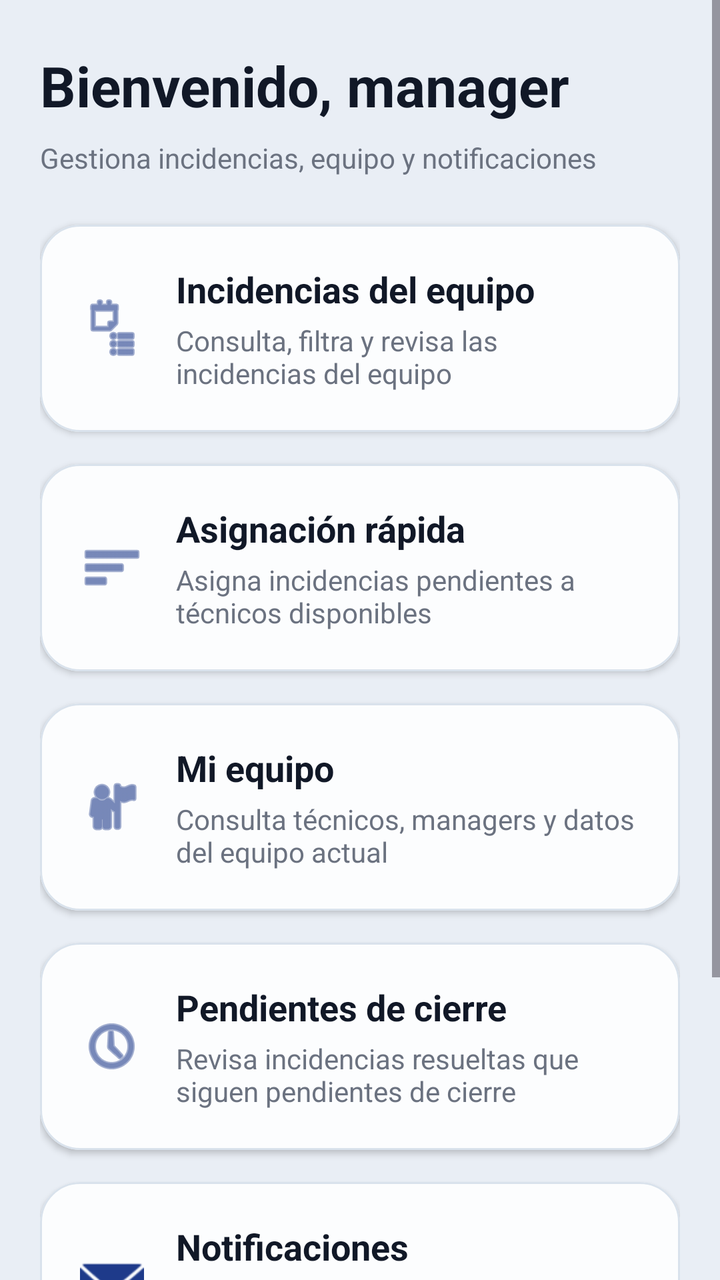
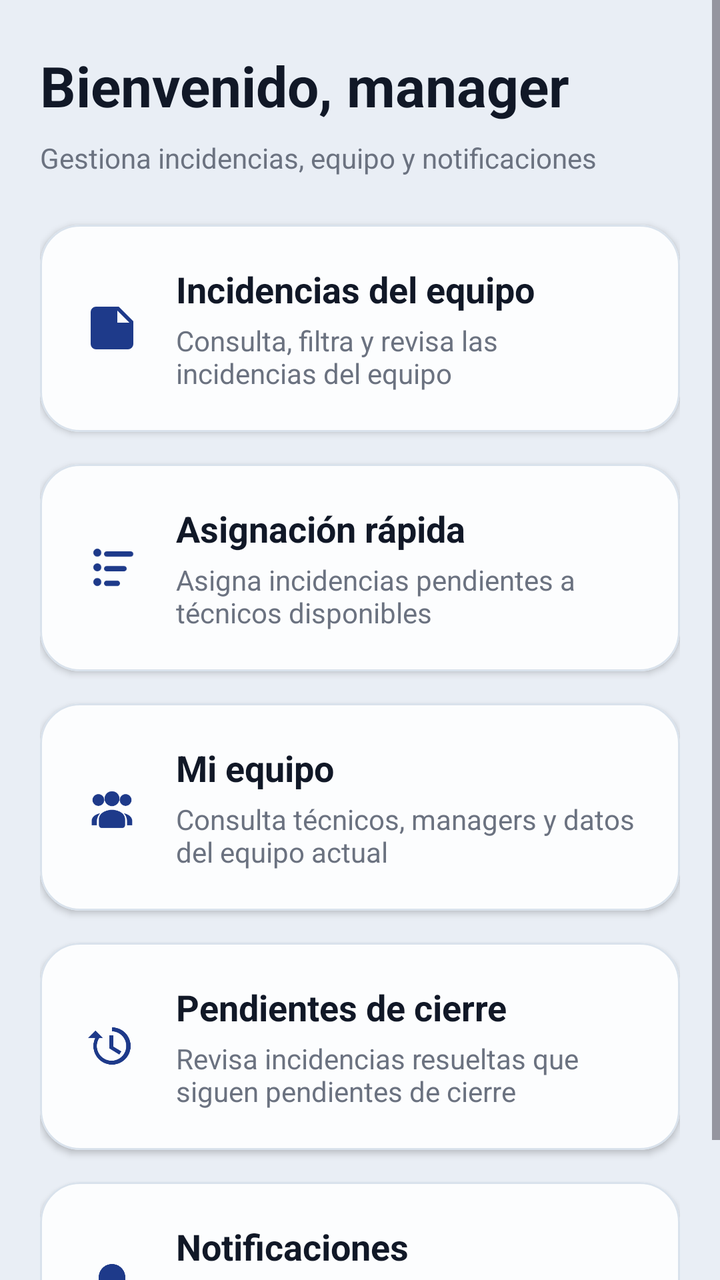

Screens rendered from an Android XML layout before and after an edit, with the pre-edit source and the edit as a unified diff.
<!-- AndroidManifest.xml: application theme Theme.Tfgincidenciasfront -->
<!-- res/layout/fragment_manager_home.xml -->
<?xml version="1.0" encoding="utf-8"?>
<ScrollView xmlns:android="http://schemas.android.com/apk/res/android"
    xmlns:app="http://schemas.android.com/apk/res-auto"
    android:layout_width="match_parent"
    android:layout_height="match_parent"
    android:fillViewport="true"
    android:background="@color/background">

    <LinearLayout
        android:layout_width="match_parent"
        android:layout_height="wrap_content"
        android:orientation="vertical"
        android:paddingStart="@dimen/padding_screen_horizontal"
        android:paddingTop="@dimen/padding_section"
        android:paddingEnd="@dimen/padding_screen_horizontal"
        android:paddingBottom="@dimen/padding_section">

        <TextView
            android:id="@+id/tvWelcome"
            style="@style/TextScreenTitle"
            android:layout_width="wrap_content"
            android:layout_height="wrap_content"
            android:text="Bienvenido, manager" />

        <TextView
            android:id="@+id/tvSubtitle"
            style="@style/TextSecondary"
            android:layout_width="wrap_content"
            android:layout_height="wrap_content"
            android:layout_marginTop="@dimen/spacing_sm"
            android:lineSpacingExtra="2dp"
            android:text="Gestiona incidencias, equipo y notificaciones" />

        <com.google.android.material.card.MaterialCardView
            android:id="@+id/cardTeamIncidents"
            style="@style/AppCard"
            android:layout_width="match_parent"
            android:layout_height="wrap_content"
            android:layout_marginTop="@dimen/spacing_xxl"
            android:clickable="true"
            android:focusable="true"
            android:stateListAnimator="@animator/card_press_state_animator"
            app:rippleColor="@color/card_ripple">

            <LinearLayout
                android:layout_width="match_parent"
                android:layout_height="wrap_content"
                android:gravity="center_vertical"
                android:minHeight="92dp"
                android:orientation="horizontal"
                android:padding="@dimen/card_padding_lg">

                <ImageView
                    android:layout_width="@dimen/icon_size_xl"
                    android:layout_height="@dimen/icon_size_xl"
                    android:contentDescription="@null"
                    android:src="@android:drawable/ic_menu_agenda"
                    android:tint="@color/primary" />

                <LinearLayout
                    android:layout_width="0dp"
                    android:layout_height="wrap_content"
                    android:layout_marginStart="@dimen/spacing_lg"
                    android:layout_weight="1"
                    android:orientation="vertical">

                    <TextView
                        style="@style/TextTitle"
                        android:layout_width="wrap_content"
                        android:layout_height="wrap_content"
                        android:text="Incidencias del equipo" />

                    <TextView
                        style="@style/TextSecondary"
                        android:layout_width="wrap_content"
                        android:layout_height="wrap_content"
                        android:layout_marginTop="@dimen/spacing_xs"
                        android:text="Consulta, filtra y revisa las incidencias del equipo" />
                </LinearLayout>

                <TextView
                    android:id="@+id/tvTeamIncidentsCount"
                    style="@style/BadgeText"
                    android:layout_width="wrap_content"
                    android:layout_height="wrap_content"
                    android:background="@drawable/bg_home_counter"
                    android:minWidth="@dimen/badge_size"
                    android:paddingStart="@dimen/chip_padding_horizontal"
                    android:paddingTop="@dimen/chip_padding_vertical"
                    android:paddingEnd="@dimen/chip_padding_horizontal"
                    android:paddingBottom="@dimen/chip_padding_vertical"
                    android:text="0"
                    android:visibility="gone" />
            </LinearLayout>
        </com.google.android.material.card.MaterialCardView>

        <com.google.android.material.card.MaterialCardView
            android:id="@+id/cardAssignmentBoard"
            style="@style/AppCard"
            android:layout_width="match_parent"
            android:layout_height="wrap_content"
            android:layout_marginTop="@dimen/spacing_lg"
            android:clickable="true"
            android:focusable="true"
            android:stateListAnimator="@animator/card_press_state_animator"
            app:rippleColor="@color/card_ripple">

            <LinearLayout
                android:layout_width="match_parent"
                android:layout_height="wrap_content"
                android:gravity="center_vertical"
                android:minHeight="92dp"
                android:orientation="horizontal"
                android:padding="@dimen/card_padding_lg">

                <ImageView
                    android:layout_width="@dimen/icon_size_xl"
                    android:layout_height="@dimen/icon_size_xl"
                    android:contentDescription="@null"
                    android:src="@android:drawable/ic_menu_sort_by_size"
                    android:tint="@color/primary" />

                <LinearLayout
                    android:layout_width="0dp"
                    android:layout_height="wrap_content"
                    android:layout_marginStart="@dimen/spacing_lg"
                    android:layout_weight="1"
                    android:orientation="vertical">

                    <TextView
                        style="@style/TextTitle"
                        android:layout_width="wrap_content"
                        android:layout_height="wrap_content"
                        android:text="Asignación rápida" />

                    <TextView
                        style="@style/TextSecondary"
                        android:layout_width="wrap_content"
                        android:layout_height="wrap_content"
                        android:layout_marginTop="@dimen/spacing_xs"
                        android:text="Asigna incidencias pendientes a técnicos disponibles" />
                </LinearLayout>

                <TextView
                    android:id="@+id/tvUnassignedCount"
                    style="@style/BadgeText"
                    android:layout_width="wrap_content"
                    android:layout_height="wrap_content"
                    android:background="@drawable/bg_home_counter"
                    android:minWidth="@dimen/badge_size"
                    android:paddingStart="@dimen/chip_padding_horizontal"
                    android:paddingTop="@dimen/chip_padding_vertical"
                    android:paddingEnd="@dimen/chip_padding_horizontal"
                    android:paddingBottom="@dimen/chip_padding_vertical"
                    android:text="0"
                    android:visibility="gone" />
            </LinearLayout>
        </com.google.android.material.card.MaterialCardView>

        <com.google.android.material.card.MaterialCardView
            android:id="@+id/cardTeamMembers"
            style="@style/AppCard"
            android:layout_width="match_parent"
            android:layout_height="wrap_content"
            android:layout_marginTop="@dimen/spacing_lg"
            android:clickable="true"
            android:focusable="true"
            android:stateListAnimator="@animator/card_press_state_animator"
            app:rippleColor="@color/card_ripple">

            <LinearLayout
                android:layout_width="match_parent"
                android:layout_height="wrap_content"
                android:gravity="center_vertical"
                android:minHeight="92dp"
                android:orientation="horizontal"
                android:padding="@dimen/card_padding_lg">

                <ImageView
                    android:layout_width="@dimen/icon_size_xl"
                    android:layout_height="@dimen/icon_size_xl"
                    android:contentDescription="@null"
                    android:src="@android:drawable/ic_menu_myplaces"
                    android:tint="@color/primary" />

                <LinearLayout
                    android:layout_width="0dp"
                    android:layout_height="wrap_content"
                    android:layout_marginStart="@dimen/spacing_lg"
                    android:layout_weight="1"
                    android:orientation="vertical">

                    <TextView
                        style="@style/TextTitle"
                        android:layout_width="wrap_content"
                        android:layout_height="wrap_content"
                        android:text="Mi equipo" />

                    <TextView
                        style="@style/TextSecondary"
                        android:layout_width="wrap_content"
                        android:layout_height="wrap_content"
                        android:layout_marginTop="@dimen/spacing_xs"
                        android:text="Consulta técnicos, managers y datos del equipo actual" />
                </LinearLayout>
            </LinearLayout>
        </com.google.android.material.card.MaterialCardView>

        <com.google.android.material.card.MaterialCardView
            android:id="@+id/cardPendingClosure"
            style="@style/AppCard"
            android:layout_width="match_parent"
            android:layout_height="wrap_content"
            android:layout_marginTop="@dimen/spacing_lg"
            android:clickable="true"
            android:focusable="true"
            android:stateListAnimator="@animator/card_press_state_animator"
            app:rippleColor="@color/card_ripple">

            <LinearLayout
                android:layout_width="match_parent"
                android:layout_height="wrap_content"
                android:gravity="center_vertical"
                android:minHeight="92dp"
                android:orientation="horizontal"
                android:padding="@dimen/card_padding_lg">

                <ImageView
                    android:layout_width="@dimen/icon_size_xl"
                    android:layout_height="@dimen/icon_size_xl"
                    android:contentDescription="@null"
                    android:src="@android:drawable/ic_menu_recent_history"
                    android:tint="@color/primary" />

                <LinearLayout
                    android:layout_width="0dp"
                    android:layout_height="wrap_content"
                    android:layout_marginStart="@dimen/spacing_lg"
                    android:layout_weight="1"
                    android:orientation="vertical">

                    <TextView
                        style="@style/TextTitle"
                        android:layout_width="wrap_content"
                        android:layout_height="wrap_content"
                        android:text="Pendientes de cierre" />

                    <TextView
                        style="@style/TextSecondary"
                        android:layout_width="wrap_content"
                        android:layout_height="wrap_content"
                        android:layout_marginTop="@dimen/spacing_xs"
                        android:text="Revisa incidencias resueltas que siguen pendientes de cierre" />
                </LinearLayout>

                <TextView
                    android:id="@+id/tvPendingClosureCount"
                    style="@style/BadgeText"
                    android:layout_width="wrap_content"
                    android:layout_height="wrap_content"
                    android:background="@drawable/bg_home_counter"
                    android:minWidth="@dimen/badge_size"
                    android:paddingStart="@dimen/chip_padding_horizontal"
                    android:paddingTop="@dimen/chip_padding_vertical"
                    android:paddingEnd="@dimen/chip_padding_horizontal"
                    android:paddingBottom="@dimen/chip_padding_vertical"
                    android:text="0"
                    android:visibility="gone" />
            </LinearLayout>
        </com.google.android.material.card.MaterialCardView>

        <com.google.android.material.card.MaterialCardView
            android:id="@+id/cardNotifications"
            style="@style/AppCard"
            android:layout_width="match_parent"
            android:layout_height="wrap_content"
            android:layout_marginTop="@dimen/spacing_lg"
            android:clickable="true"
            android:focusable="true"
            android:stateListAnimator="@animator/card_press_state_animator"
            app:rippleColor="@color/card_ripple">

            <LinearLayout
                android:layout_width="match_parent"
                android:layout_height="wrap_content"
                android:gravity="center_vertical"
                android:minHeight="92dp"
                android:orientation="horizontal"
                android:padding="@dimen/card_padding_lg">

                <ImageView
                    android:layout_width="@dimen/icon_size_xl"
                    android:layout_height="@dimen/icon_size_xl"
                    android:contentDescription="@null"
                    android:src="@android:drawable/ic_dialog_email"
                    android:tint="@color/primary" />

                <LinearLayout
                    android:layout_width="0dp"
                    android:layout_height="wrap_content"
                    android:layout_marginStart="@dimen/spacing_lg"
                    android:layout_weight="1"
                    android:orientation="vertical">

                    <TextView
                        style="@style/TextTitle"
                        android:layout_width="wrap_content"
                        android:layout_height="wrap_content"
                        android:text="Notificaciones" />

                    <TextView
                        style="@style/TextSecondary"
                        android:layout_width="wrap_content"
                        android:layout_height="wrap_content"
                        android:layout_marginTop="@dimen/spacing_xs"
                        android:text="Consulta incidencias creadas, mensajes y cambios recientes" />
                </LinearLayout>

                <TextView
                    android:id="@+id/tvNotificationsCount"
                    style="@style/BadgeText"
                    android:layout_width="wrap_content"
                    android:layout_height="wrap_content"
                    android:background="@drawable/bg_home_counter"
                    android:minWidth="@dimen/badge_size"
                    android:paddingStart="@dimen/chip_padding_horizontal"
                    android:paddingTop="@dimen/chip_padding_vertical"
                    android:paddingEnd="@dimen/chip_padding_horizontal"
                    android:paddingBottom="@dimen/chip_padding_vertical"
                    android:text="0"
                    android:visibility="gone" />
            </LinearLayout>
        </com.google.android.material.card.MaterialCardView>

        <com.google.android.material.card.MaterialCardView
            android:id="@+id/cardSettings"
            style="@style/AppCard"
            android:layout_width="match_parent"
            android:layout_height="wrap_content"
            android:layout_marginTop="@dimen/spacing_lg"
            android:clickable="true"
            android:focusable="true"
            android:stateListAnimator="@animator/card_press_state_animator"
            app:rippleColor="@color/card_ripple">

            <LinearLayout
                android:layout_width="match_parent"
                android:layout_height="wrap_content"
                android:gravity="center_vertical"
                android:minHeight="92dp"
                android:orientation="horizontal"
                android:padding="@dimen/card_padding_lg">

                <ImageView
                    android:layout_width="@dimen/icon_size_xl"
                    android:layout_height="@dimen/icon_size_xl"
                    android:contentDescription="@null"
                    android:src="@android:drawable/ic_menu_manage"
                    android:tint="@color/primary" />

                <LinearLayout
                    android:layout_width="0dp"
                    android:layout_height="wrap_content"
                    android:layout_marginStart="@dimen/spacing_lg"
                    android:layout_weight="1"
                    android:orientation="vertical">

                    <TextView
                        style="@style/TextTitle"
                        android:layout_width="wrap_content"
                        android:layout_height="wrap_content"
                        android:text="Perfil y ajustes" />

                    <TextView
                        style="@style/TextSecondary"
                        android:layout_width="wrap_content"
                        android:layout_height="wrap_content"
                        android:layout_marginTop="@dimen/spacing_xs"
                        android:text="Edita tus datos y revisa la sesión actual" />
                </LinearLayout>
            </LinearLayout>
        </com.google.android.material.card.MaterialCardView>

    </LinearLayout>
</ScrollView>
<!-- resources referenced by this layout -->
<resources>
  <color name="background">#E9EEF5</color>
  <color name="primary">#1E3A8A</color>
  <dimen name="badge_size">32dp</dimen>
  <dimen name="card_padding_lg">20dp</dimen>
  <dimen name="icon_size_xl">32dp</dimen>
  <dimen name="padding_section">24dp</dimen>
  <dimen name="spacing_lg">16dp</dimen>
  <dimen name="spacing_sm">8dp</dimen>
  <dimen name="spacing_xs">4dp</dimen>
  <dimen name="spacing_xxl">24dp</dimen>
  <dimen name="chip_radius">999dp</dimen>
  <dimen name="card_radius">20dp</dimen>
  <color name="stroke_card">#D9E2EC</color>
  <dimen name="text_small">12sp</dimen>
  <dimen name="text_display">28sp</dimen>
  <color name="onSurface">#111827</color>
  <dimen name="text_body">14sp</dimen>
  <dimen name="text_title">18sp</dimen>
  <color name="onPrimary">#FFFFFF</color>
  <color name="surface">#FFFFFF</color>
  <color name="stroke_soft">#E2E8F0</color>
  <!-- unchanged entries left out for length: 18 -->
</resources>

<!-- the commit's change to res/layout/fragment_manager_home.xml (unified diff, before → after) -->
@@ -3,8 +3,8 @@
     xmlns:app="http://schemas.android.com/apk/res-auto"
     android:layout_width="match_parent"
     android:layout_height="match_parent"
-    android:fillViewport="true"
-    android:background="@color/background">
+    android:background="@color/background"
+    android:fillViewport="true">
 
     <LinearLayout
         android:layout_width="match_parent"
@@ -54,7 +54,7 @@
                     android:layout_width="@dimen/icon_size_xl"
                     android:layout_height="@dimen/icon_size_xl"
                     android:contentDescription="@null"
-                    android:src="@android:drawable/ic_menu_agenda"
+                    android:src="@drawable/ic_home_incidents"
                     android:tint="@color/primary" />
 
                 <LinearLayout
@@ -117,7 +117,7 @@
                     android:layout_width="@dimen/icon_size_xl"
                     android:layout_height="@dimen/icon_size_xl"
                     android:contentDescription="@null"
-                    android:src="@android:drawable/ic_menu_sort_by_size"
+                    android:src="@drawable/ic_home_assignment"
                     android:tint="@color/primary" />
 
                 <LinearLayout
@@ -180,7 +180,7 @@
                     android:layout_width="@dimen/icon_size_xl"
                     android:layout_height="@dimen/icon_size_xl"
                     android:contentDescription="@null"
-                    android:src="@android:drawable/ic_menu_myplaces"
+                    android:src="@drawable/ic_home_team"
                     android:tint="@color/primary" />
 
                 <LinearLayout
@@ -229,7 +229,7 @@
                     android:layout_width="@dimen/icon_size_xl"
                     android:layout_height="@dimen/icon_size_xl"
                     android:contentDescription="@null"
-                    android:src="@android:drawable/ic_menu_recent_history"
+                    android:src="@drawable/ic_home_history"
                     android:tint="@color/primary" />
 
                 <LinearLayout
@@ -292,7 +292,7 @@
                     android:layout_width="@dimen/icon_size_xl"
                     android:layout_height="@dimen/icon_size_xl"
                     android:contentDescription="@null"
-                    android:src="@android:drawable/ic_dialog_email"
+                    android:src="@drawable/ic_home_notifications"
                     android:tint="@color/primary" />
 
                 <LinearLayout
@@ -332,54 +332,5 @@
             </LinearLayout>
         </com.google.android.material.card.MaterialCardView>
 
-        <com.google.android.material.card.MaterialCardView
-            android:id="@+id/cardSettings"
-            style="@style/AppCard"
-            android:layout_width="match_parent"
-            android:layout_height="wrap_content"
-            android:layout_marginTop="@dimen/spacing_lg"
-            android:clickable="true"
-            android:focusable="true"
-            android:stateListAnimator="@animator/card_press_state_animator"
-            app:rippleColor="@color/card_ripple">
-
-            <LinearLayout
-                android:layout_width="match_parent"
-                android:layout_height="wrap_content"
-                android:gravity="center_vertical"
-                android:minHeight="92dp"
-                android:orientation="horizontal"
-                android:padding="@dimen/card_padding_lg">
-
-                <ImageView
-                    android:layout_width="@dimen/icon_size_xl"
-                    android:layout_height="@dimen/icon_size_xl"
-                    android:contentDescription="@null"
-                    android:src="@android:drawable/ic_menu_manage"
-                    android:tint="@color/primary" />
-
-                <LinearLayout
-                    android:layout_width="0dp"
-                    android:layout_height="wrap_content"
-                    android:layout_marginStart="@dimen/spacing_lg"
-                    android:layout_weight="1"
-                    android:orientation="vertical">
-
-                    <TextView
-                        style="@style/TextTitle"
-                        android:layout_width="wrap_content"
-                        android:layout_height="wrap_content"
-                        android:text="Perfil y ajustes" />
-
-                    <TextView
-                        style="@style/TextSecondary"
-                        android:layout_width="wrap_content"
-                        android:layout_height="wrap_content"
-                        android:layout_marginTop="@dimen/spacing_xs"
-                        android:text="Edita tus datos y revisa la sesión actual" />
-                </LinearLayout>
-            </LinearLayout>
-        </com.google.android.material.card.MaterialCardView>
-
     </LinearLayout>
 </ScrollView>
<!-- resource entries referenced after the edit -->
@@ -10,6 +10,75 @@
   <dimen name="spacing_sm">8dp</dimen>
   <dimen name="spacing_xs">4dp</dimen>
   <dimen name="spacing_xxl">24dp</dimen>
+  <!-- drawable ic_home_assignment (drawable) -->
+  <?xml version="1.0" encoding="utf-8"?>
+  <vector xmlns:android="http://schemas.android.com/apk/res/android"
+      android:width="24dp"
+      android:height="24dp"
+      android:viewportWidth="24"
+      android:viewportHeight="24">
+  
+      <path
+          android:fillColor="#000000"
+          android:pathData="M5,6.5A1.5,1.5 0,1 1,6.5 8,1.5 1.5,0 0,1 5,6.5zM5,12A1.5,1.5 0,1 1,6.5 13.5,1.5 1.5,0 0,1 5,12zM5,17.5A1.5,1.5 0,1 1,6.5 19,1.5 1.5,0 0,1 5,17.5z" />
+  
+      <path
+          android:fillColor="#000000"
+          android:pathData="M10,6h9a1,1 0,1 1,0 2H10a1,1 0,1 1,0 -2zM10,11.5h6.5a1,1 0,1 1,0 2H10a1,1 0,1 1,0 -2zM10,17h4a1,1 0,1 1,0 2H10a1,1 0,1 1,0 -2z" />
+  </vector>
+  <!-- drawable ic_home_history (drawable) -->
+  <?xml version="1.0" encoding="utf-8"?>
+  <vector xmlns:android="http://schemas.android.com/apk/res/android"
+      android:width="24dp"
+      android:height="24dp"
+      android:viewportWidth="24"
+      android:viewportHeight="24">
+      <path
+          android:fillColor="#000000"
+          android:pathData="M12,5a7,7 0,1 1,-6.32 4H3l2.8,-2.8L8.6,9H7.22A5.5,5.5 0,1 0,12 6.5V5zm-1,3h1.5v4.2l3,1.8 -0.75,1.23L11,12.9V8z" />
+  </vector>
+  <!-- drawable ic_home_incidents (drawable) -->
+  <?xml version="1.0" encoding="utf-8"?>
+  <vector xmlns:android="http://schemas.android.com/apk/res/android"
+      android:width="24dp"
+      android:height="24dp"
+      android:viewportWidth="24"
+      android:viewportHeight="24">
+      <path
+          android:fillColor="#000000"
+          android:pathData="M6,4h8.5L20,9.5V18a2,2 0,0 1,-2 2H6a2,2 0,0 1,-2 -2V6a2,2 0,0 1,2 -2zm8,1.5V10h4.5M8,13h8v1.5H8zM8,16h6v1.5H8z" />
+  </vector>
+  <!-- drawable ic_home_notifications (drawable) -->
+  <?xml version="1.0" encoding="utf-8"?>
+  <vector xmlns:android="http://schemas.android.com/apk/res/android"
+      android:width="24dp"
+      android:height="24dp"
+      android:viewportWidth="24"
+      android:viewportHeight="24">
+      <path
+          android:fillColor="#000000"
+          android:pathData="M12,22a2.5,2.5 0,0 0,2.45 -2h-4.9A2.5,2.5 0,0 0,12 22zm0,-18a5,5 0,0 0,-5 5v2.26c0,0.7 -0.24,1.38 -0.68,1.92L5,15v1h14v-1l-1.32,-1.82A3.3,3.3 0,0 1,17 11.26V9a5,5 0,0 0,-5 -5z" />
+  </vector>
+  <!-- drawable ic_home_team (drawable) -->
+  <?xml version="1.0" encoding="utf-8"?>
+  <vector xmlns:android="http://schemas.android.com/apk/res/android"
+      android:width="24dp"
+      android:height="24dp"
+      android:viewportWidth="24"
+      android:viewportHeight="24">
+  
+      <path
+          android:fillColor="#000000"
+          android:pathData="M12,6.2a2.8,2.8 0,1 1,0 5.6a2.8,2.8 0,0 1,0 -5.6zM6.9,7.3a2.2,2.2 0,1 1,0 4.4a2.2,2.2 0,0 1,0 -4.4zM17.1,7.3a2.2,2.2 0,1 1,0 4.4a2.2,2.2 0,0 1,0 -4.4z" />
+  
+      <path
+          android:fillColor="#000000"
+          android:pathData="M12,13.2c2.7,0 4.9,1.52 4.9,3.4V19a1,1 0,0 1,-1 1H8.1a1,1 0,0 1,-1 -1v-2.4c0,-1.88 2.2,-3.4 4.9,-3.4z" />
+  
+      <path
+          android:fillColor="#000000"
+          android:pathData="M4.4,19v-1.74c0,-1.34 1.32,-2.45 3.08,-2.76a4.72,4.72 0,0 0,-1.15 2.92V19H4.4zM17.63,19v-1.58c0,-1.08 -0.42,-2.1 -1.14,-2.92c1.76,0.31 3.08,1.42 3.08,2.76V19h-1.94z" />
+  </vector>
   <dimen name="chip_radius">999dp</dimen>
   <dimen name="card_radius">20dp</dimen>
   <color name="stroke_card">#D9E2EC</color>
